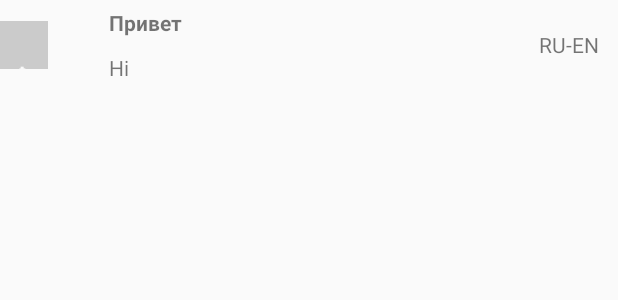
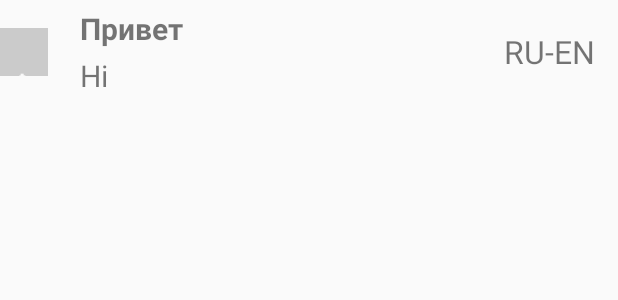
Before and after one commit to Muhammadsafarali/YandexTranslate, an Android app: the layout item.xml on its own in the app's theme, with its tools: preview values and no code run, on a phone screen of 412 x 824 dp. Shown: the top 300 px of the screen. Run offline under Robolectric (Android 15) with nearby library versions, the phone set to English and light mode, and no system bars.

Commit message:
Исправил
  - Размер шрифта
  - Margine ListView в History

```diff
--- a/app/src/main/java/com/ts/yandex/API/db/DbManager.java
+++ b/app/src/main/java/com/ts/yandex/API/db/DbManager.java
@@ -46,6 +46,8 @@ public class DbManager extends Observable {
             RealmBase.save(myRealm, history);
         }
         myRealm.close();
+        setChanged();
+        notifyObservers(_jobject.getText().get(0));
     }
 
     // Получить список истории. Работает
--- a/app/src/main/res/layout/history_fragment.xml
+++ b/app/src/main/res/layout/history_fragment.xml
@@ -20,6 +20,7 @@
             android:id="@+id/history_list"
             android:layout_width="match_parent"
             android:layout_height="wrap_content"
+            android:layout_marginBottom="50dp"
             android:layout_below="@+id/searchView"/>
     </RelativeLayout>
 
--- a/app/src/main/res/layout/item.xml
+++ b/app/src/main/res/layout/item.xml
@@ -95,6 +95,7 @@
             <TextView xmlns:android="http://schemas.android.com/apk/res/android"
                 android:id="@+id/from_text"
                 android:text="Привет"
+                android:textSize="20sp"
                 android:textStyle="bold"
                 android:layout_width="match_parent"
                 android:layout_height="wrap_content"
@@ -102,27 +103,28 @@
                 android:paddingLeft="@dimen/activity_horizontal_margin"
                 android:paddingRight="@dimen/activity_horizontal_margin"
                 android:paddingTop="5dp"
-                android:paddingBottom="5dp"
-                android:textSize="14sp" />
+                android:paddingBottom="2dp"/>
             <TextView
                 android:id="@+id/to_text"
                 android:text="Hi"
+                android:textSize="20sp"
                 android:paddingLeft="@dimen/activity_horizontal_margin"
                 android:paddingRight="@dimen/activity_horizontal_margin"
-                android:paddingTop="5dp"
+                android:paddingTop="2dp"
                 android:paddingBottom="5dp"
                 android:layout_width="match_parent"
                 android:layout_height="wrap_content" />
         </LinearLayout>
         <LinearLayout
             android:layout_gravity="center"
-            android:layout_weight="8"
+            android:layout_weight="7"
             android:layout_width="match_parent"
             android:layout_height="wrap_content">
             <TextView
                 android:id="@+id/lang"
                 android:gravity="center"
                 android:text="RU-EN"
+                android:textSize="21sp"
                 android:paddingTop="15dp"
                 android:paddingBottom="15dp"
                 android:layout_width="match_parent"
```
Also changed, not shown: app/src/main/java/com/ts/yandex/API/Facade.java (+9 -1 lines), app/src/main/java/com/ts/yandex/MainActivity.java (+15 -2 lines), app/src/main/res/layout/translate_fragment.xml (+10 -1 lines).
